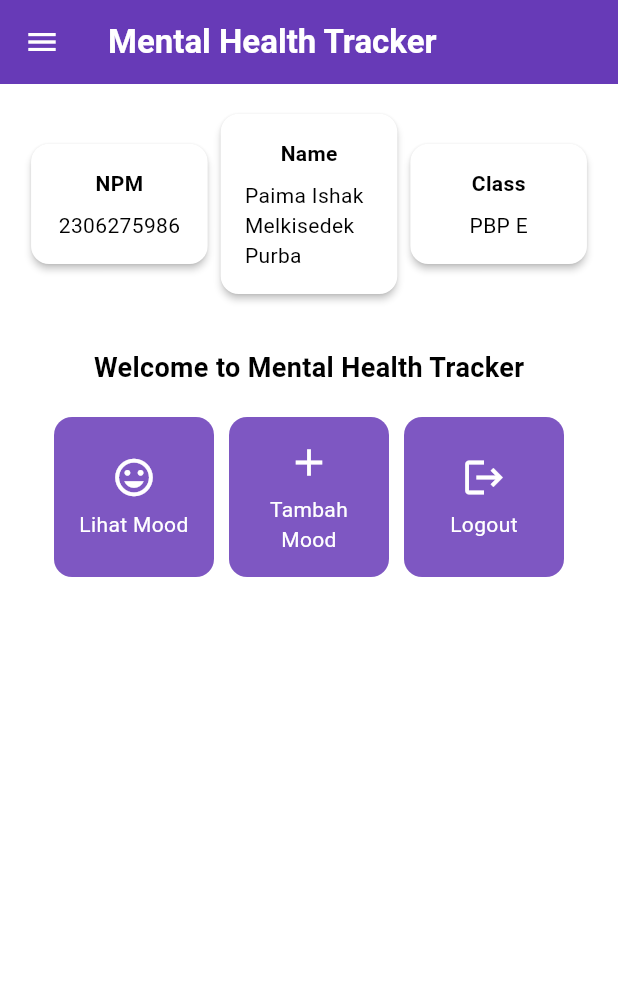
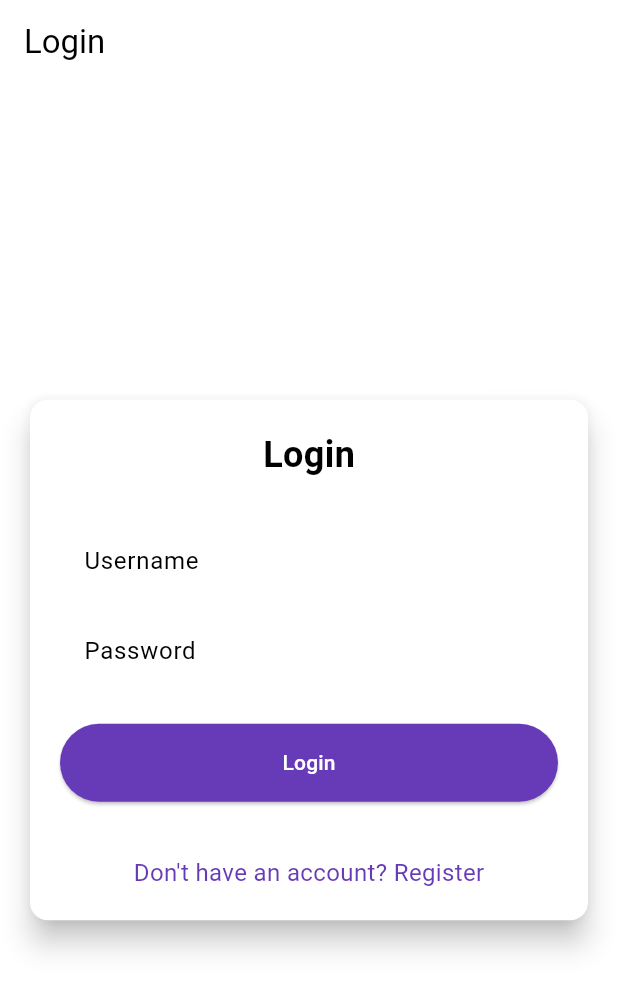
Before and after one commit to paimap/mental-health-tracker-mobile, a Flutter app: the screen it shows after launch, on a phone screen of 412 x 824 dp. Shown: the top 991 px of the screen. Run offline on Flutter 3.47's test engine with Material 3 defaults, Android fonts, the phone set to English and light mode, and no system bars; missing offline and left inert: pbp_django_auth.

Commit message:
tutorial 8

```diff
--- a/lib/main.dart
+++ b/lib/main.dart
@@ -1,5 +1,7 @@
 import 'package:flutter/material.dart';
-import 'package:mental_health_tracker/screens/menu.dart';
+import 'package:pbp_django_auth/pbp_django_auth.dart';
+import 'package:provider/provider.dart';
+import 'package:mental_health_tracker/screens/login.dart';
 
 void main() {
   runApp(const MyApp());
@@ -11,30 +13,21 @@ class MyApp extends StatelessWidget {
   // This widget is the root of your application.
   @override
   Widget build(BuildContext context) {
-    return MaterialApp(
-      title: 'Flutter Demo',
-      theme: ThemeData(
-        // This is the theme of your application.
-        //
-        // TRY THIS: Try running your application with "flutter run". You'll see
-        // the application has a purple toolbar. Then, without quitting the app,
-        // try changing the seedColor in the colorScheme below to Colors.green
-        // and then invoke "hot reload" (save your changes or press the "hot
-        // reload" button in a Flutter-supported IDE, or press "r" if you used
-        // the command line to start the app).
-        //
-        // Notice that the counter didn't reset back to zero; the application
-        // state is not lost during the reload. To reset the state, use hot
-        // restart instead.
-        //
-        // This works for code too, not just values: Most code changes can be
-        // tested with just a hot reload.
-         colorScheme: ColorScheme.fromSwatch(
-               primarySwatch: Colors.deepPurple,
-         ).copyWith(secondary: Colors.deepPurple[400]),
-        useMaterial3: true,
+    return Provider(
+      create: (_) {
+        CookieRequest request = CookieRequest();
+        return request;
+      },
+      child: MaterialApp(
+        title: 'Mental Health Tracker',
+        theme: ThemeData(
+          useMaterial3: true,
+          colorScheme: ColorScheme.fromSwatch(
+            primarySwatch: Colors.deepPurple,
+          ).copyWith(secondary: Colors.deepPurple[400]),
+        ),
+        home: const LoginPage(),
       ),
-      home: MyHomePage(),
     );
   }
 }
--- /dev/null
+++ b/lib/screens/login.dart
@@ -0,0 +1,183 @@
+import 'package:mental_health_tracker/screens/menu.dart';
+import 'package:flutter/material.dart';
+import 'package:pbp_django_auth/pbp_django_auth.dart';
+import 'package:provider/provider.dart';
+import 'package:mental_health_tracker/screens/register.dart';
+
+// TODO: Import halaman RegisterPage jika sudah dibuat
+
+void main() {
+  runApp(const LoginApp());
+}
+
+class LoginApp extends StatelessWidget {
+  const LoginApp({super.key});
+
+  @override
+  Widget build(BuildContext context) {
+    return MaterialApp(
+      title: 'Login',
+      theme: ThemeData(
+        useMaterial3: true,
+        colorScheme: ColorScheme.fromSwatch(
+          primarySwatch: Colors.deepPurple,
+        ).copyWith(secondary: Colors.deepPurple[400]),
+      ),
+      home: const LoginPage(),
+    );
+  }
+}
+
+class LoginPage extends StatefulWidget {
+  const LoginPage({super.key});
+
+  @override
+  State<LoginPage> createState() => _LoginPageState();
+}
+
+class _LoginPageState extends State<LoginPage> {
+  final TextEditingController _usernameController = TextEditingController();
+  final TextEditingController _passwordController = TextEditingController();
+
+  @override
+  Widget build(BuildContext context) {
+    final request = context.watch<CookieRequest>();
+
+    return Scaffold(
+      appBar: AppBar(
+        title: const Text('Login'),
+      ),
+      body: Center(
+        child: SingleChildScrollView(
+          padding: const EdgeInsets.all(16.0),
+          child: Card(
+            elevation: 8,
+            shape: RoundedRectangleBorder(
+              borderRadius: BorderRadius.circular(12.0),
+            ),
+            child: Padding(
+              padding: const EdgeInsets.all(20.0),
+              child: Column(
+                mainAxisSize: MainAxisSize.min,
+                children: [
+                  const Text(
+                    'Login',
+                    style: TextStyle(
+                      fontSize: 24.0,
+                      fontWeight: FontWeight.bold,
+                    ),
+                  ),
+                  const SizedBox(height: 30.0),
+                  TextField(
+                    controller: _usernameController,
+                    decoration: const InputDecoration(
+                      labelText: 'Username',
+                      hintText: 'Enter your username',
+                      border: OutlineInputBorder(
+                        borderRadius: BorderRadius.all(Radius.circular(12.0)),
+                      ),
+                      contentPadding:
+                          EdgeInsets.symmetric(horizontal: 12.0, vertical: 8.0),
+                    ),
+                  ),
+                  const SizedBox(height: 12.0),
+                  TextField(
+                    controller: _passwordController,
+                    decoration: const InputDecoration(
+                      labelText: 'Password',
+                      hintText: 'Enter your password',
+                      border: OutlineInputBorder(
+                        borderRadius: BorderRadius.all(Radius.circular(12.0)),
+                      ),
+                      contentPadding:
+                          EdgeInsets.symmetric(horizontal: 12.0, vertical: 8.0),
+                    ),
+                    obscureText: true,
+                  ),
+                  const SizedBox(height: 24.0),
+                  ElevatedButton(
+                    onPressed: () async {
+                      String username = _usernameController.text;
+                      String password = _passwordController.text;
+
+                      // Cek kredensial
+                      // TODO: Ganti URL dan jangan lupa tambahkan trailing slash (/) di akhir URL!
+                      // Untuk menyambungkan Android emulator dengan Django pada localhost,
+                      // gunakan URL http://10.0.2.2/
+                      final response = await request
+                          .login("http://127.0.0.1/auth/login/", {
+                        'username': username,
+                        'password': password,
+                      });
+
+                      if (request.loggedIn) {
+                        String message = response['message'];
+                        String uname = response['username'];
+                        if (context.mounted) {
+                          Navigator.pushReplacement(
+                            context,
+                            MaterialPageRoute(
+                                builder: (context) => MyHomePage()),
+                          );
+                          ScaffoldMessenger.of(context)
+                            ..hideCurrentSnackBar()
+                            ..showSnackBar(
+                              SnackBar(
+                                  content:
+                                      Text("$message Selamat datang, $uname.")),
+                            );
+                        }
+                      } else {
+                        if (context.mounted) {
+                          showDialog(
+                            context: context,
+                            builder: (context) => AlertDialog(
+                              title: const Text('Login Gagal'),
+                              content: Text(response['message']),
+                              actions: [
+                                TextButton(
+                                  child: const Text('OK'),
+                                  onPressed: () {
+                                    Navigator.pop(context);
+                                  },
+                                ),
+                              ],
+                            ),
+                          );
+                        }
+                      }
+                    },
+                    style: ElevatedButton.styleFrom(
+                      foregroundColor: Colors.white,
+                      minimumSize: Size(double.infinity, 50),
+                      backgroundColor: Theme.of(context).colorScheme.primary,
+                      padding: const EdgeInsets.symmetric(vertical: 16.0),
+                    ),
+                    child: const Text('Login'),
+                  ),
+                  const SizedBox(height: 36.0),
+                  GestureDetector(
+                    onTap: () {
+                      Navigator.push(
+                        context,
+                        MaterialPageRoute(
+                            builder: (context) => const RegisterPage()),
+                      );
+                    },
+                    child: Text(
+                      'Don\'t have an account? Register',
+                      style: TextStyle(
+                        color: Theme.of(context).colorScheme.primary,
+                        fontSize: 16.0,
+                      ),
+                    ),
+                  ),
+                ],
+              ),
+            ),
+          ),
+        ),
+      ),
+    );
+  }
+}
--- a/pubspec.yaml
+++ b/pubspec.yaml
@@ -35,6 +35,9 @@ dependencies:
   # The following adds the Cupertino Icons font to your application.
   # Use with the CupertinoIcons class for iOS style icons.
   cupertino_icons: ^1.0.8
+  provider: ^6.1.2
+  pbp_django_auth: ^0.4.0
+  http: ^1.2.2
 
 dev_dependencies:
   flutter_test:
```
Also changed, not shown: lib/models/mood_entry.dart (added, +64 -0 lines), lib/screens/list_moodentry.dart (added, +90 -0 lines), lib/screens/moodentry_form.dart (+37 -30 lines), lib/screens/register.dart (added, +166 -0 lines), lib/widgets/left_drawer.dart (+12 -0 lines), lib/widgets/mood_card.dart (+36 -3 lines), pubspec.lock, 2 other files.
